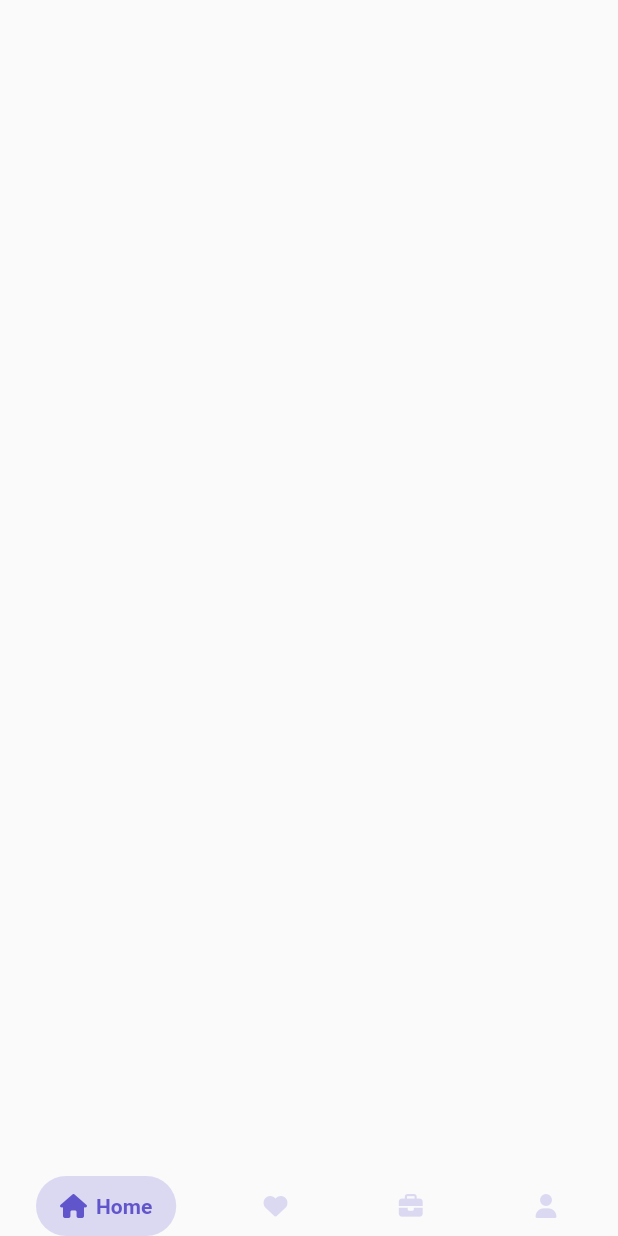
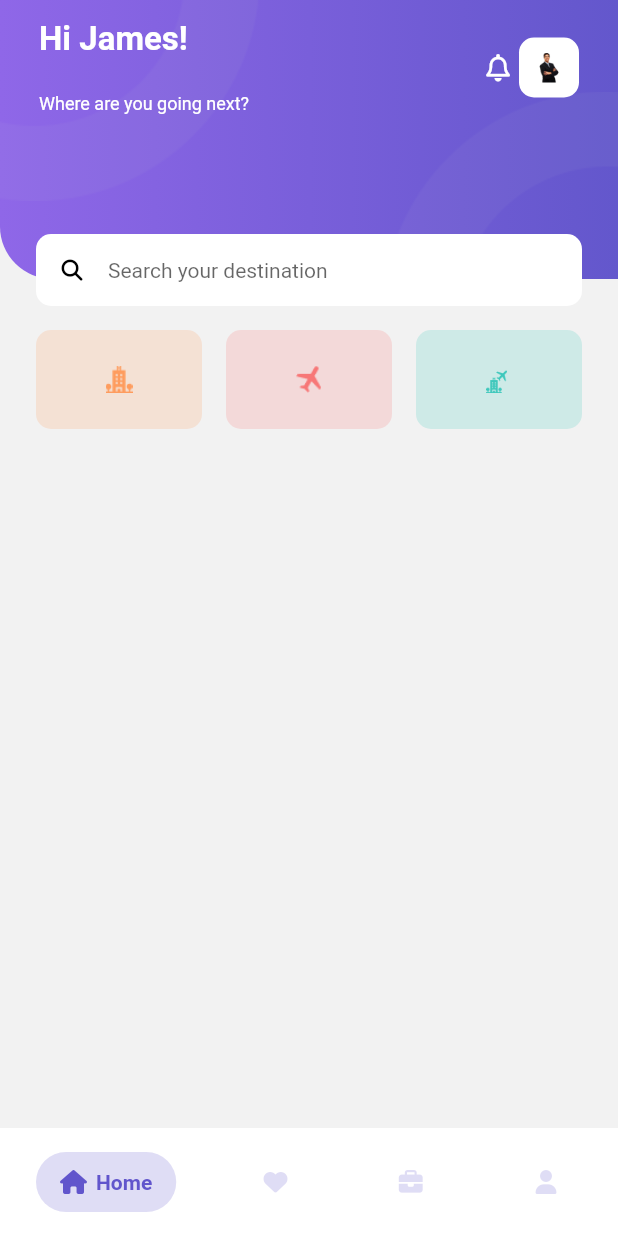
Before and after one commit to Ceschref/travo_app_200lab, a Flutter app: the MainApp screen opened by its route, on a phone screen of 412 x 824 dp. Run offline on Flutter 3.47's test engine with Material 2 defaults, Android fonts, the phone set to English and light mode, and no system bars; drawn by our look-alikes of salomon_bottom_bar; our stand-ins replace flutter_svg, font_awesome_flutter, hive_flutter, introduction_screen, smooth_page_indicator; missing offline and left inert: skeleton_loader; accounts and stored records are empty.

Commit message:
update 24/6

```diff
--- a/lib/core/constants/color_palatte.dart
+++ b/lib/core/constants/color_palatte.dart
@@ -5,7 +5,7 @@ class ColorPalette {
   static const Color dividerColor = Color(0xFFE5E7EB);
   static const Color text1Color = Color(0xFF323B4B);
   static const Color kBorderColor = Color(0xFFD1D5DB);
-  static const Color backgroundScaffoldColor = Color(0xFFF9FAFB);
+  static const Color backgroundScaffoldColor = Color(0xFFF2F2F2);
 
 
   static const Color textSuccessColor = Color(0xFF10B981);
--- a/lib/core/constants/dimension_constants.dart
+++ b/lib/core/constants/dimension_constants.dart
@@ -7,6 +7,6 @@ const double kItemPadding = 10.0; // default padding between child widgets
 const double kMinPadding = 5.0; // minimum default padding
 const double kTopPadding = 8.0; // default top padding
 
-const int kDefaultPageSize = 15;
+const double kDefaultIconSize = 18;
 
 const BorderRadius kDefaultBorderRadius = BorderRadius.all(Radius.circular(8));
--- a/lib/core/constants/textstyle_ext.dart
+++ b/lib/core/constants/textstyle_ext.dart
@@ -21,6 +21,19 @@ extension ExtendedTextStyle on TextStyle {
 
   TextStyle get medium {
     return copyWith(fontWeight: FontWeight.w500);
+  }
+
+  TextStyle get fontHeader {
+    return copyWith(
+      fontSize: 22,
+      height: 22 / 20,
+    );
+  }
+  TextStyle get fontCaption {
+    return copyWith(
+      fontSize: 12,
+      height: 12 / 10,
+    );
   }
 
   TextStyle get semibold {
--- a/lib/core/helpers/asset_helper.dart
+++ b/lib/core/helpers/asset_helper.dart
@@ -1,8 +1,16 @@
 mixin AssetHelper {
   //Assets in icons
+  static const String icoOvalTop = 'assets/icons/ico_oval_top.png';
+  static const String icoOvalBottom = 'assets/icons/ico_oval_bottom.png';
+  static const String icoHotel = 'assets/icons/ico_hotel.png';
+  static const String icoPlane = 'assets/icons/ico_plane.png';
+  static const String icoHotelPlane = 'assets/icons/ico_hotel_plane.png';
+
+  //Assets in images
   static const String backgroundSplash = 'assets/images/background_splash.png';
   static const String circleSplash = 'assets/images/circle_splash.png';
   static const String slide1 = 'assets/images/slide1.png';
   static const String slide2 = 'assets/images/slide2.png';
   static const String slide3 = 'assets/images/slide3.png';
+  static const String person = 'assets/images/person.png';
 }
--- a/lib/core/helpers/image_helper.dart
+++ b/lib/core/helpers/image_helper.dart
@@ -86,28 +86,6 @@ class ImageHelper {
         ),
       );
     }
-  }
-
-  static Widget loadIconFromAsset(
-    String imageFilePath, {
-    double? width = 18,
-    double? height = 18,
-    double? radius,
-    BoxFit? fit,
-    Color? tintColor,
-    Alignment? alignment,
-  }) {
-    return ClipRRect(
-      borderRadius: BorderRadius.circular(radius ?? 0),
-      child: Image.asset(
-        imageFilePath,
-        width: width,
-        height: height,
-        fit: fit ?? BoxFit.contain,
-        color: tintColor,
-        alignment: alignment ?? Alignment.center,
-      ),
-    );
   }
 
   // static Widget loadFromCamera({
--- a/lib/main.dart
+++ b/lib/main.dart
@@ -1,4 +1,5 @@
 import 'package:flutter/material.dart';
+import 'package:travo_app_source/core/constants/color_palatte.dart';
 import 'package:travo_app_source/core/helpers/local_storage_helper.dart';
 import 'package:travo_app_source/representation/screen/slpash_screen.dart';
 import 'package:travo_app_source/routes.dart';
@@ -18,6 +19,8 @@ class TravoApp extends StatelessWidget {
       title: 'Travo App',
       theme: ThemeData(
         primarySwatch: Colors.blue,
+        scaffoldBackgroundColor: ColorPalette.backgroundScaffoldColor,
+        backgroundColor: ColorPalette.backgroundScaffoldColor,
       ),
       routes: routes,
       debugShowCheckedModeBanner: false,
--- /dev/null
+++ b/lib/representation/screen/home_screen.dart
@@ -0,0 +1,166 @@
+import 'package:flutter/material.dart';
+import 'package:travo_app_source/core/constants/textstyle_ext.dart';
+import 'package:travo_app_source/core/helpers/asset_helper.dart';
+import 'package:travo_app_source/core/helpers/image_helper.dart';
+import 'package:travo_app_source/representation/screen/hotel_booking_screen.dart';
+import 'package:travo_app_source/representation/widgets/app_bar_container.dart';
+import 'package:font_awesome_flutter/font_awesome_flutter.dart';
+
+import '../../core/constants/constants.dart';
+
+class HomeScreen extends StatefulWidget {
+  const HomeScreen({Key? key}) : super(key: key);
+
+  @override
+  State<HomeScreen> createState() => _HomeScreenState();
+}
+
+class _HomeScreenState extends State<HomeScreen> {
+  Widget _buildItemCategory(Widget icon, Color color, Function() onTap) {
+    return GestureDetector(
+      onTap: onTap,
+      child: Container(
+        padding: EdgeInsets.symmetric(
+          vertical: kMediumPadding,
+        ),
+        child: icon,
+        decoration: BoxDecoration(color: color.withOpacity(0.2), borderRadius: BorderRadius.circular(kItemPadding)),
+      ),
+    );
+  }
+
+  @override
+  Widget build(BuildContext context) {
+    return AppBarContainer(
+      titleString: 'home',
+      title: Padding(
+        padding: const EdgeInsets.symmetric(horizontal: kItemPadding),
+        child: Row(
+          mainAxisAlignment: MainAxisAlignment.spaceBetween,
+          children: [
+            Column(
+              mainAxisAlignment: MainAxisAlignment.spaceBetween,
+              crossAxisAlignment: CrossAxisAlignment.start,
+              children: [
+                Text('Hi James!', style: TextStyles.defaultStyle.fontHeader.whiteTextColor.bold),
+                SizedBox(
+                  height: kMediumPadding,
+                ),
+                Text(
+                  'Where are you going next?',
+                  style: TextStyles.defaultStyle.fontCaption.whiteTextColor,
+                )
+              ],
+            ),
+            Spacer(),
+            Icon(
+              FontAwesomeIcons.bell,
+              size: kDefaultIconSize,
+              color: Colors.white,
+            ),
+            SizedBox(
+              width: kMinPadding,
+            ),
+            Container(
+              height: 40,
+              width: 40,
+              decoration: BoxDecoration(
+                borderRadius: BorderRadius.circular(
+                  kItemPadding,
+                ),
+                color: Colors.white,
+              ),
+              padding: EdgeInsets.all(kItemPadding),
+              child: ImageHelper.loadFromAsset(
+                AssetHelper.person,
+              ),
+            ),
+          ],
+        ),
+      ),
+      implementLeading: false,
+      child: Container(
+        margin: EdgeInsets.symmetric(
+          horizontal: kMediumPadding,
+        ),
+        child: Column(
+          children: [
+            TextField(
+              enabled: true,
+              autocorrect: false,
+              decoration: InputDecoration(
+                hintText: 'Search your destination',
+                prefixIcon: Padding(
+                  padding: const EdgeInsets.all(8.0),
+                  child: Icon(
+                    FontAwesomeIcons.magnifyingGlass,
+                    color: Colors.black,
+                    size: 14,
+                  ),
+                ),
+                filled: true,
+                fillColor: Colors.white,
+                border: OutlineInputBorder(
+                  borderSide: BorderSide.none,
+                  borderRadius: BorderRadius.all(
+                    Radius.circular(
+                      kItemPadding,
+                    ),
+                  ),
+                ),
+                contentPadding: const EdgeInsets.symmetric(horizontal: kItemPadding),
+              ),
+              style: TextStyles.defaultStyle,
+              onChanged: (value) {},
+              onSubmitted: (String submitValue) {},
+            ),
+            SizedBox(
+              height: kDefaultPadding,
+            ),
+            Row(
+              children: [
+                Expanded(
+                  child: _buildItemCategory(
+                    ImageHelper.loadFromAsset(
+                      AssetHelper.icoHotel,
+                      width: kDefaultIconSize,
+                      height: kDefaultIconSize,
+                    ),
+                    Color(0xffFE9C5E),
+                    () {
+                      Navigator.of(context).pushNamed(HotelBookingScreen.routeName);
+                    },
+                  ),
+                ),
+                SizedBox(width: kDefaultPadding),
+                Expanded(
+                  child: _buildItemCategory(
+                    ImageHelper.loadFromAsset(
+                      AssetHelper.icoPlane,
+                      width: kDefaultIconSize,
+                      height: kDefaultIconSize,
+                    ),
+                    Color(0xffF77777),
+                    () {},
+                  ),
+                ),
+                SizedBox(width: kDefaultPadding),
+                Expanded(
+                  child: _buildItemCategory(
+                    ImageHelper.loadFromAsset(
+                      AssetHelper.icoHotelPlane,
+                      width: kDefaultIconSize,
+                      height: kDefaultIconSize,
+                    ),
+                    Color(0xff3EC8BC),
+                    () {},
+                  ),
+                ),
+              ],
+            )
+          ],
+        ),
+      ),
+    );
+  }
+}
--- /dev/null
+++ b/lib/representation/screen/hotel_booking_screen.dart
@@ -0,0 +1,35 @@
+import 'package:flutter/material.dart';
+import 'package:travo_app_source/core/constants/constants.dart';
+import 'package:travo_app_source/representation/widgets/app_bar_container.dart';
+
+class HotelBookingScreen extends StatefulWidget {
+  const HotelBookingScreen({Key? key}) : super(key: key);
+
+  static const String routeName = '/hotel_booling_screen';
+
+  @override
+  State<HotelBookingScreen> createState() => _HotelBookingScreenState();
+}
+
+class _HotelBookingScreenState extends State<HotelBookingScreen> {
+  Widget _buildItemHotelBooking(String title, Widget icon, Color color, String value) {
+    return Container(
+      padding: EdgeInsets.symmetric(
+        horizontal: kDefaultPadding,
+        vertical: kMediumPadding,
+      ),
+      child: Column(
+        children: [],
+      ),
+    );
+  }
+
+  @override
+  Widget build(BuildContext context) {
+    return AppBarContainer(
+      titleString: 'Hotel Booking',
+      subTitleString: 'Choose your favorite hotel and enjoy the service',
+      child: Container(),
+    );
+  }
+}
--- a/lib/representation/screen/main_app.dart
+++ b/lib/representation/screen/main_app.dart
@@ -4,6 +4,7 @@ import 'package:travo_app_source/core/constants/color_palatte.dart';
 import 'package:font_awesome_flutter/font_awesome_flutter.dart';
 
 import '../../core/constants/constants.dart';
+import 'home_screen.dart';
 
 class MainApp extends StatefulWidget {
   const MainApp({Key? key}) : super(key: key);
@@ -20,6 +21,7 @@ class _MainAppState extends State<MainApp> {
   @override
   Widget build(BuildContext context) {
     return Scaffold(
+      backgroundColor: Colors.white,
       bottomNavigationBar: SalomonBottomBar(
         currentIndex: _currentIndex,
         onTap: (i) => setState(
@@ -28,7 +30,7 @@ class _MainAppState extends State<MainApp> {
         selectedItemColor: ColorPalette.primaryColor,
         unselectedItemColor: ColorPalette.primaryColor.withOpacity(0.2),
         selectedColorOpacity: 0.2,
-        margin: EdgeInsets.symmetric(horizontal: kMediumPadding),
+        margin: EdgeInsets.symmetric(horizontal: kMediumPadding, vertical: kDefaultPadding),
         items: [
           SalomonBottomBarItem(
             icon: Icon(
@@ -60,6 +62,15 @@ class _MainAppState extends State<MainApp> {
           ),
         ],
       ),
+      body: IndexedStack(
+        index: 0,
+        children: [
+          HomeScreen(),
+          Container(),
+          Container(),
+          Container(),
+        ],
+      ),
     );
   }
 }
--- a/lib/representation/screen/slpash_screen.dart
+++ b/lib/representation/screen/slpash_screen.dart
@@ -28,8 +28,7 @@ class _SplashScreenState extends State<SplashScreen> {
 
   @override
   Widget build(BuildContext context) {
-    return Container(
-      child: Stack(
+    return Stack(
       children: [
         Positioned.fill(
           child: ImageHelper.loadFromAsset(
@@ -43,7 +42,6 @@ class _SplashScreenState extends State<SplashScreen> {
           ),
         ),
       ],
-      ),
     );
   }
 }
--- /dev/null
+++ b/lib/representation/widgets/app_bar_container.dart
@@ -0,0 +1,146 @@
+import 'package:flutter/material.dart';
+import 'package:travo_app_source/core/constants/color_palatte.dart';
+import 'package:travo_app_source/core/constants/constants.dart';
+import 'package:travo_app_source/core/constants/textstyle_ext.dart';
+import 'package:travo_app_source/core/helpers/asset_helper.dart';
+import 'package:travo_app_source/core/helpers/image_helper.dart';
+import 'package:font_awesome_flutter/font_awesome_flutter.dart';
+
+class AppBarContainer extends StatelessWidget {
+  const AppBarContainer({
+    Key? key,
+    required this.child,
+    this.title,
+    this.titleString,
+    this.subTitleString,
+    this.implementTraling = false,
+    this.implementLeading = true,
+  })  : assert(title != null || titleString != null, 'title or titleString can\'t be null'),
+        super(key: key);
+
+  final Widget child;
+  final Widget? title;
+  final String? titleString;
+  final String? subTitleString;
+  final bool implementTraling;
+  final bool implementLeading;
+
+  @override
+  Widget build(BuildContext context) {
+    return Scaffold(
+      body: Stack(
+        children: [
+          SizedBox(
+            height: 186,
+            child: AppBar(
+              title: title ??
+                  Padding(
+                    padding: const EdgeInsets.symmetric(horizontal: 0),
+                    child: Row(
+                      mainAxisAlignment: MainAxisAlignment.spaceBetween,
+                      children: [
+                        if (implementLeading)
+                          GestureDetector(
+                            onTap: () {
+                              Navigator.of(context).pop();
+                            },
+                            child: Container(
+                              decoration: BoxDecoration(
+                                borderRadius: BorderRadius.circular(
+                                  kDefaultPadding,
+                                ),
+                                color: Colors.white,
+                              ),
+                              padding: EdgeInsets.all(kItemPadding),
+                              child: Icon(
+                                FontAwesomeIcons.arrowLeft,
+                                size: kDefaultPadding,
+                                color: Colors.black,
+                              ),
+                            ),
+                          ),
+                        Expanded(
+                          child: Center(
+                            child: Column(
+                              mainAxisAlignment: MainAxisAlignment.center,
+                              children: [
+                                Text(
+                                  titleString ?? '',
+                                  style: TextStyles.defaultStyle.fontHeader.whiteTextColor.bold,
+                                ),
+                                if (subTitleString != null)
+                                  Padding(
+                                    padding: const EdgeInsets.only(top: kMediumPadding),
+                                    child: Text(
+                                      subTitleString!,
+                                      style: TextStyles.defaultStyle.fontCaption.whiteTextColor,
+                                    ),
+                                  ),
+                              ],
+                            ),
+                          ),
+                        ),
+                        if (implementTraling)
+                          Container(
+                            decoration: BoxDecoration(
+                              borderRadius: BorderRadius.circular(
+                                kDefaultPadding,
+                              ),
+                              color: Colors.white,
+                            ),
+                            padding: EdgeInsets.all(kItemPadding),
+                            child: Icon(
+                              FontAwesomeIcons.bars,
+                              size: kDefaultPadding,
+                              color: Colors.black,
+                            ),
+                          ),
+                      ],
+                    ),
+                  ),
+              flexibleSpace: Stack(
+                children: [
+                  Container(
+                    decoration: BoxDecoration(
+                      gradient: const LinearGradient(
+                        colors: [Color(0xff8F67E8), Color(0xff6357CC)],
+                      ),
+                      borderRadius: BorderRadius.only(
+                        bottomLeft: Radius.circular(35),
+                      ),
+                    ),
+                  ),
+                  Positioned(
+                    top: 0,
+                    left: 0,
+                    child: ImageHelper.loadFromAsset(
+                      AssetHelper.icoOvalTop,
+                      tintColor: ColorPalette.shimmerBaseColor,
+                    ),
+                  ),
+                  Positioned(
+                    bottom: 0,
+                    right: 0,
+                    child: ImageHelper.loadFromAsset(
+                      AssetHelper.icoOvalBottom,
+                      tintColor: ColorPalette.shimmerBaseColor,
+                    ),
+                  ),
+                ],
+              ),
+              centerTitle: true,
+              automaticallyImplyLeading: false,
+              elevation: 0,
+              toolbarHeight: 90,
+              backgroundColor: ColorPalette.backgroundScaffoldColor,
+            ),
+          ),
+          Container(
+            margin: EdgeInsets.only(top: 156),
+            child: child,
+          ),
+        ],
+      ),
+    );
+  }
+}
--- a/lib/representation/widgets/item_intro_widget.dart
+++ b/lib/representation/widgets/item_intro_widget.dart
@@ -1,5 +1,4 @@
 import 'package:flutter/material.dart';
-import 'package:hive_flutter/hive_flutter.dart';
 import 'package:travo_app_source/core/constants/constants.dart';
 import 'package:travo_app_source/core/constants/textstyle_ext.dart';
 import 'package:travo_app_source/core/helpers/image_helper.dart';
--- a/lib/routes.dart
+++ b/lib/routes.dart
@@ -1,10 +1,12 @@
 import 'package:flutter/material.dart';
+import 'package:travo_app_source/representation/screen/hotel_booking_screen.dart';
 import 'package:travo_app_source/representation/screen/intro_screen.dart';
 import 'package:travo_app_source/representation/screen/main_app.dart';
 
 final Map<String, WidgetBuilder> routes = {
   IntroScreen.routeName: (context) => const IntroScreen(),
   MainApp.routeName: (context) => MainApp(),
+  HotelBookingScreen.routeName: (context) => HotelBookingScreen(),
 };
 
 MaterialPageRoute<dynamic>? generateRoutes(RouteSettings settings) {
```
Also changed, not shown: assets/icons/ico_hotel.png (added), assets/icons/ico_hotel_plane.png (added), assets/icons/ico_oval_bottom.png (added), assets/icons/ico_oval_top.png (added), assets/icons/ico_plane.png (added), assets/images/person.png (added). Lines whose indentation alone changed are shown as unchanged.
